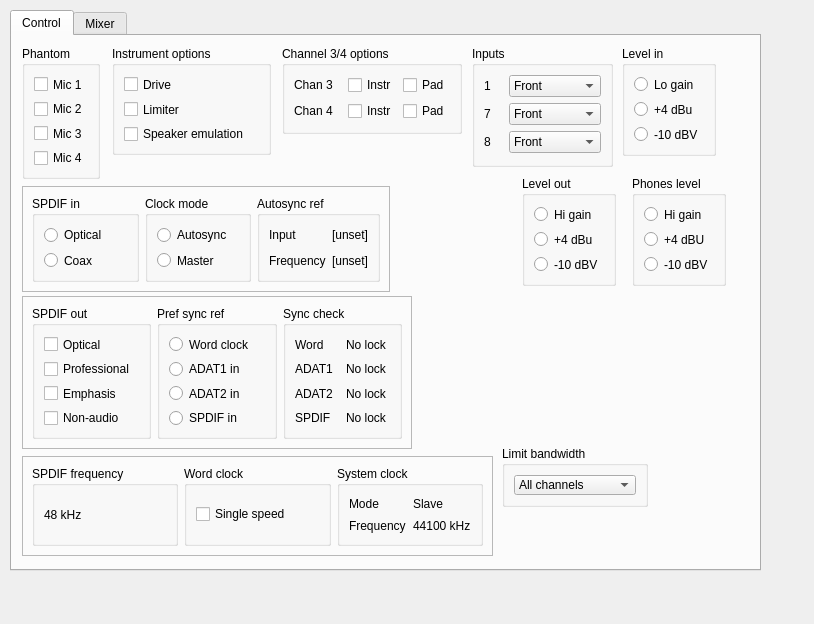
adiknoth/ffado, file libffado/support/mixer-qt4/mixer_rme.ui: the form before one commit.
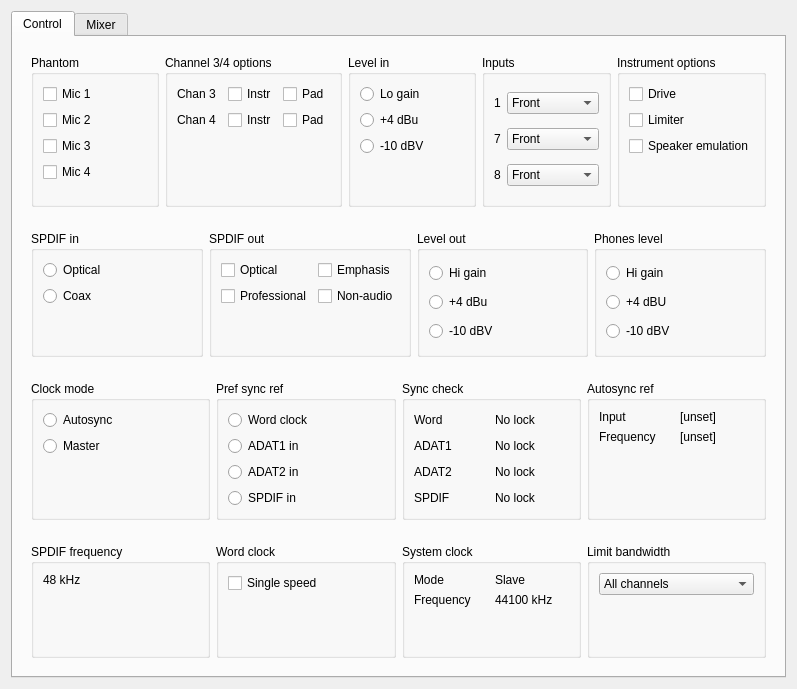
The form after the commit.

Commit message: RME: refine mixer control tab arrangement

```diff
--- a/libffado/support/mixer-qt4/mixer_rme.ui
+++ b/libffado/support/mixer-qt4/mixer_rme.ui
@@ -5,22 +5,16 @@
    <rect>
     <x>0</x>
     <y>0</y>
-    <width>814</width>
-    <height>624</height>
+    <width>797</width>
+    <height>689</height>
    </rect>
   </property>
   <property name="windowTitle" >
    <string>RmeMixer</string>
   </property>
+  <layout class="QVBoxLayout" name="verticalLayout_13" >
+   <item>
   <widget class="QTabWidget" name="tabWidget" >
-   <property name="geometry" >
-    <rect>
-     <x>10</x>
-     <y>10</y>
-     <width>751</width>
-     <height>561</height>
-    </rect>
-   </property>
    <property name="currentIndex" >
     <number>0</number>
    </property>
@@ -28,15 +22,18 @@
     <attribute name="title" >
      <string>Control</string>
     </attribute>
+      <layout class="QVBoxLayout" name="verticalLayout_5" >
+       <item>
+        <widget class="QFrame" name="frame_4" >
+         <property name="frameShape" >
+          <enum>QFrame::NoFrame</enum>
+         </property>
+         <property name="frameShadow" >
+          <enum>QFrame::Raised</enum>
+         </property>
+         <layout class="QHBoxLayout" name="horizontalLayout_4" >
+          <item>
     <widget class="QGroupBox" name="phantom_group" >
-     <property name="geometry" >
-      <rect>
-       <x>10</x>
-       <y>10</y>
-       <width>78</width>
-       <height>133</height>
-      </rect>
-     </property>
      <property name="title" >
       <string>Phantom</string>
      </property>
@@ -69,24 +66,271 @@
         </property>
        </widget>
       </item>
-     </layout>
-    </widget>
+             <item>
+              <spacer name="verticalSpacer_12" >
+               <property name="orientation" >
+                <enum>Qt::Vertical</enum>
+               </property>
+               <property name="sizeHint" stdset="0" >
+                <size>
+                 <width>20</width>
+                 <height>0</height>
+                </size>
+               </property>
+              </spacer>
+             </item>
+            </layout>
+           </widget>
+          </item>
+          <item>
+           <widget class="QGroupBox" name="channel_3_4_options_group" >
+            <property name="title" >
+             <string>Channel 3/4 options</string>
+            </property>
+            <layout class="QGridLayout" name="gridLayout_4" >
+             <item row="0" column="0" colspan="2" >
+              <widget class="QLabel" name="label_18" >
+               <property name="text" >
+                <string>Chan 3</string>
+               </property>
+              </widget>
+             </item>
+             <item row="0" column="2" >
+              <widget class="QCheckBox" name="ff400_chan3_opt_instr" >
+               <property name="text" >
+                <string>Instr</string>
+               </property>
+              </widget>
+             </item>
+             <item row="0" column="3" >
+              <widget class="QCheckBox" name="ff400_chan3_opt_pad" >
+               <property name="text" >
+                <string>Pad</string>
+               </property>
+              </widget>
+             </item>
+             <item row="2" column="0" >
+              <widget class="QLabel" name="label_19" >
+               <property name="text" >
+                <string>Chan 4</string>
+               </property>
+              </widget>
+             </item>
+             <item row="2" column="3" >
+              <widget class="QCheckBox" name="ff400_chan4_opt_pad" >
+               <property name="text" >
+                <string>Pad</string>
+               </property>
+              </widget>
+             </item>
+             <item row="2" column="2" >
+              <widget class="QCheckBox" name="ff400_chan4_opt_instr" >
+               <property name="text" >
+                <string>Instr</string>
+               </property>
+              </widget>
+             </item>
+             <item row="3" column="2" >
+              <spacer name="verticalSpacer_9" >
+               <property name="orientation" >
+                <enum>Qt::Vertical</enum>
+               </property>
+               <property name="sizeHint" stdset="0" >
+                <size>
+                 <width>20</width>
+                 <height>40</height>
+                </size>
+               </property>
+              </spacer>
+             </item>
+            </layout>
+           </widget>
+          </item>
+          <item>
+           <widget class="QGroupBox" name="level_in_group" >
+            <property name="title" >
+             <string>Level in</string>
+            </property>
+            <layout class="QVBoxLayout" name="verticalLayout_8" >
+             <item>
+              <widget class="QRadioButton" name="radioButton_9" >
+               <property name="text" >
+                <string>Lo gain</string>
+               </property>
+              </widget>
+             </item>
+             <item>
+              <widget class="QRadioButton" name="radioButton_10" >
+               <property name="text" >
+                <string>+4 dBu</string>
+               </property>
+              </widget>
+             </item>
+             <item>
+              <widget class="QRadioButton" name="radioButton_11" >
+               <property name="text" >
+                <string>-10 dBV</string>
+               </property>
+              </widget>
+             </item>
+             <item>
+              <spacer name="verticalSpacer_10" >
+               <property name="orientation" >
+                <enum>Qt::Vertical</enum>
+               </property>
+               <property name="sizeHint" stdset="0" >
+                <size>
+                 <width>20</width>
+                 <height>40</height>
+                </size>
+               </property>
+              </spacer>
+             </item>
+            </layout>
+           </widget>
+          </item>
+          <item>
+           <widget class="QGroupBox" name="input_plug_select_group" >
+            <property name="title" >
+             <string>Inputs</string>
+            </property>
+            <layout class="QGridLayout" name="gridLayout_5" >
+             <item row="0" column="0" >
+              <widget class="QLabel" name="label_20" >
+               <property name="text" >
+                <string>1</string>
+               </property>
+              </widget>
+             </item>
+             <item row="2" column="0" >
+              <widget class="QLabel" name="label_21" >
+               <property name="text" >
+                <string>7</string>
+               </property>
+              </widget>
+             </item>
+             <item row="2" column="1" colspan="3" >
+              <widget class="QComboBox" name="comboBox_3" >
+               <item>
+                <property name="text" >
+                 <string>Front</string>
+                </property>
+               </item>
+               <item>
+                <property name="text" >
+                 <string>Rear</string>
+                </property>
+               </item>
+               <item>
+                <property name="text" >
+                 <string>Front+Rear</string>
+                </property>
+               </item>
+              </widget>
+             </item>
+             <item row="3" column="0" >
+              <widget class="QLabel" name="label_22" >
+               <property name="text" >
+                <string>8</string>
+               </property>
+              </widget>
+             </item>
+             <item row="3" column="1" colspan="3" >
+              <widget class="QComboBox" name="comboBox_4" >
+               <item>
+                <property name="text" >
+                 <string>Front</string>
+                </property>
+               </item>
+               <item>
+                <property name="text" >
+                 <string>Rear</string>
+                </property>
+               </item>
+               <item>
+                <property name="text" >
+                 <string>Front+Rear</string>
+                </property>
+               </item>
+              </widget>
+             </item>
+             <item row="0" column="1" colspan="3" >
+              <widget class="QComboBox" name="comboBox_2" >
+               <item>
+                <property name="text" >
+                 <string>Front</string>
+                </property>
+               </item>
+               <item>
+                <property name="text" >
+                 <string>Rear</string>
+                </property>
+               </item>
+               <item>
+                <property name="text" >
+                 <string>Front+Rear</string>
+                </property>
+               </item>
+              </widget>
+             </item>
+            </layout>
+           </widget>
+          </item>
+          <item>
+           <widget class="QGroupBox" name="instrument_options_group" >
+            <property name="title" >
+             <string>Instrument options</string>
+            </property>
+            <layout class="QVBoxLayout" name="verticalLayout_11" >
+             <item>
+              <widget class="QCheckBox" name="checkBox_6" >
+               <property name="text" >
+                <string>Drive</string>
+               </property>
+              </widget>
+             </item>
+             <item>
+              <widget class="QCheckBox" name="checkBox_7" >
+               <property name="text" >
+                <string>Limiter</string>
+               </property>
+              </widget>
+             </item>
+             <item>
+              <widget class="QCheckBox" name="checkBox_8" >
+               <property name="text" >
+                <string>Speaker emulation</string>
+               </property>
+              </widget>
+             </item>
+             <item>
+              <spacer name="verticalSpacer_11" >
+               <property name="orientation" >
+                <enum>Qt::Vertical</enum>
+               </property>
+               <property name="sizeHint" stdset="0" >
+                <size>
+                 <width>20</width>
+                 <height>40</height>
+                </size>
+               </property>
+              </spacer>
+             </item>
+            </layout>
+           </widget>
+          </item>
+         </layout>
+        </widget>
+       </item>
+       <item>
     <widget class="QFrame" name="frame" >
-     <property name="geometry" >
-      <rect>
-       <x>10</x>
-       <y>150</y>
-       <width>368</width>
-       <height>106</height>
-      </rect>
-     </property>
      <property name="frameShape" >
-      <enum>QFrame::StyledPanel</enum>
+          <enum>QFrame::NoFrame</enum>
      </property>
      <property name="frameShadow" >
       <enum>QFrame::Raised</enum>
      </property>
-     <layout class="QHBoxLayout" name="horizontalLayout" >
+         <layout class="QHBoxLayout" name="horizontalLayout_2" >
       <item>
        <widget class="QGroupBox" name="spdif_in_group" >
         <property name="title" >
@@ -107,121 +351,177 @@
            </property>
           </widget>
          </item>
-        </layout>
-       </widget>
-      </item>
       <item>
-       <widget class="QGroupBox" name="clock_mode_group" >
-        <property name="title" >
-         <string>Clock mode</string>
-        </property>
-        <layout class="QVBoxLayout" name="verticalLayout_3" >
-         <item>
-          <widget class="QRadioButton" name="radioButton_3" >
-           <property name="text" >
-            <string>Autosync</string>
-           </property>
-          </widget>
-         </item>
-         <item>
-          <widget class="QRadioButton" name="radioButton_4" >
-           <property name="text" >
-            <string>Master</string>
-           </property>
-          </widget>
-         </item>
+              <spacer name="verticalSpacer_7" >
+               <property name="orientation" >
+                <enum>Qt::Vertical</enum>
+               </property>
+               <property name="sizeHint" stdset="0" >
+                <size>
+                 <width>20</width>
+                 <height>40</height>
+                </size>
+               </property>
+              </spacer>
+             </item>
         </layout>
        </widget>
       </item>
-      <item>
-       <widget class="QGroupBox" name="autosync_ref_group" >
-        <property name="title" >
-         <string>Autosync ref</string>
-        </property>
-        <layout class="QGridLayout" name="gridLayout" >
-         <item row="0" column="0" >
-          <widget class="QLabel" name="label" >
-           <property name="text" >
-            <string>Input</string>
-           </property>
-          </widget>
-         </item>
-         <item row="0" column="1" >
-          <widget class="QLabel" name="label_2" >
-           <property name="text" >
-            <string>[unset]</string>
-           </property>
-          </widget>
-         </item>
-         <item row="1" column="0" >
-          <widget class="QLabel" name="label_3" >
-           <property name="text" >
-            <string>Frequency</string>
-           </property>
-          </widget>
-         </item>
-         <item row="1" column="1" >
-          <widget class="QLabel" name="label_4" >
-           <property name="text" >
-            <string>[unset]</string>
-           </property>
-          </widget>
-         </item>
-        </layout>
-       </widget>
-      </item>
-     </layout>
-    </widget>
-    <widget class="QFrame" name="frame_2" >
-     <property name="geometry" >
-      <rect>
-       <x>10</x>
-       <y>260</y>
-       <width>390</width>
-       <height>153</height>
-      </rect>
-     </property>
-     <property name="frameShape" >
-      <enum>QFrame::StyledPanel</enum>
-     </property>
-     <property name="frameShadow" >
-      <enum>QFrame::Raised</enum>
-     </property>
-     <layout class="QHBoxLayout" name="horizontalLayout_2" >
       <item>
        <widget class="QGroupBox" name="spdif_out_group" >
         <property name="title" >
          <string>SPDIF out</string>
         </property>
-        <layout class="QVBoxLayout" name="verticalLayout_5" >
-         <item>
+            <layout class="QGridLayout" name="gridLayout_6" >
+             <item row="0" column="0" >
           <widget class="QCheckBox" name="checkBox" >
            <property name="text" >
             <string>Optical</string>
            </property>
           </widget>
          </item>
-         <item>
-          <widget class="QCheckBox" name="checkBox_2" >
-           <property name="text" >
-            <string>Professional</string>
-           </property>
-          </widget>
-         </item>
-         <item>
+             <item row="0" column="1" >
           <widget class="QCheckBox" name="checkBox_3" >
            <property name="text" >
             <string>Emphasis</string>
            </property>
           </widget>
          </item>
-         <item>
+             <item row="1" column="0" >
+              <widget class="QCheckBox" name="checkBox_2" >
+               <property name="text" >
+                <string>Professional</string>
+               </property>
+              </widget>
+             </item>
+             <item row="1" column="1" >
           <widget class="QCheckBox" name="checkBox_4" >
            <property name="text" >
             <string>Non-audio</string>
            </property>
           </widget>
          </item>
+             <item row="2" column="0" >
+              <spacer name="verticalSpacer_8" >
+               <property name="orientation" >
+                <enum>Qt::Vertical</enum>
+               </property>
+               <property name="sizeHint" stdset="0" >
+                <size>
+                 <width>20</width>
+                 <height>40</height>
+                </size>
+               </property>
+              </spacer>
+             </item>
+            </layout>
+           </widget>
+          </item>
+          <item>
+           <widget class="QGroupBox" name="level_out_group" >
+            <property name="title" >
+             <string>Level out</string>
+            </property>
+            <layout class="QVBoxLayout" name="verticalLayout_9" >
+             <item>
+              <widget class="QRadioButton" name="radioButton_12" >
+               <property name="text" >
+                <string>Hi gain</string>
+               </property>
+              </widget>
+             </item>
+             <item>
+              <widget class="QRadioButton" name="radioButton_13" >
+               <property name="text" >
+                <string>+4 dBu</string>
+               </property>
+              </widget>
+             </item>
+             <item>
+              <widget class="QRadioButton" name="radioButton_14" >
+               <property name="text" >
+                <string>-10 dBV</string>
+               </property>
+              </widget>
+             </item>
+            </layout>
+           </widget>
+          </item>
+          <item>
+           <widget class="QGroupBox" name="phones_level_group" >
+            <property name="title" >
+             <string>Phones level</string>
+            </property>
+            <layout class="QVBoxLayout" name="verticalLayout_10" >
+             <item>
+              <widget class="QRadioButton" name="radioButton_15" >
+               <property name="text" >
+                <string>Hi gain</string>
+               </property>
+              </widget>
+             </item>
+             <item>
+              <widget class="QRadioButton" name="radioButton_16" >
+               <property name="text" >
+                <string>+4 dBU</string>
+               </property>
+              </widget>
+             </item>
+             <item>
+              <widget class="QRadioButton" name="radioButton_17" >
+               <property name="text" >
+                <string>-10 dBV</string>
+               </property>
+              </widget>
+             </item>
+            </layout>
+           </widget>
+          </item>
+         </layout>
+        </widget>
+       </item>
+       <item>
+        <widget class="QFrame" name="frame_2" >
+         <property name="frameShape" >
+          <enum>QFrame::NoFrame</enum>
+         </property>
+         <property name="frameShadow" >
+          <enum>QFrame::Raised</enum>
+         </property>
+         <layout class="QHBoxLayout" name="horizontalLayout" >
+          <item>
+           <widget class="QGroupBox" name="clock_mode_group" >
+            <property name="title" >
+             <string>Clock mode</string>
+            </property>
+            <layout class="QVBoxLayout" name="verticalLayout_3" >
+             <item>
+              <widget class="QRadioButton" name="radioButton_3" >
+               <property name="text" >
+                <string>Autosync</string>
+               </property>
+              </widget>
+             </item>
+             <item>
+              <widget class="QRadioButton" name="radioButton_4" >
+               <property name="text" >
+                <string>Master</string>
+               </property>
+              </widget>
+             </item>
+             <item>
+              <spacer name="verticalSpacer_2" >
+               <property name="orientation" >
+                <enum>Qt::Vertical</enum>
+               </property>
+               <property name="sizeHint" stdset="0" >
+                <size>
+                 <width>20</width>
+                 <height>40</height>
+                </size>
+               </property>
+              </spacer>
+             </item>
         </layout>
        </widget>
       </item>
@@ -327,19 +627,63 @@
         </layout>
        </widget>
       </item>
-     </layout>
-    </widget>
+          <item>
+           <widget class="QGroupBox" name="autosync_ref_group" >
+            <property name="title" >
+             <string>Autosync ref</string>
+            </property>
+            <layout class="QGridLayout" name="gridLayout" >
+             <item row="0" column="0" >
+              <widget class="QLabel" name="label" >
+               <property name="text" >
+                <string>Input</string>
+               </property>
+              </widget>
+             </item>
+             <item row="0" column="1" >
+              <widget class="QLabel" name="label_2" >
+               <property name="text" >
+                <string>[unset]</string>
+               </property>
+              </widget>
+             </item>
+             <item row="1" column="0" >
+              <widget class="QLabel" name="label_3" >
+               <property name="text" >
+                <string>Frequency</string>
+               </property>
+              </widget>
+             </item>
+             <item row="1" column="1" >
+              <widget class="QLabel" name="label_4" >
+               <property name="text" >
+                <string>[unset]</string>
+               </property>
+              </widget>
+             </item>
+             <item row="2" column="0" >
+              <spacer name="verticalSpacer" >
+               <property name="orientation" >
+                <enum>Qt::Vertical</enum>
+               </property>
+               <property name="sizeHint" stdset="0" >
+                <size>
+                 <width>20</width>
+                 <height>40</height>
+                </size>
+               </property>
+              </spacer>
+             </item>
+            </layout>
+           </widget>
+          </item>
+         </layout>
+        </widget>
+       </item>
+       <item>
     <widget class="QFrame" name="frame_3" >
-     <property name="geometry" >
-      <rect>
-       <x>10</x>
-       <y>420</y>
-       <width>471</width>
-       <height>100</height>
-      </rect>
-     </property>
      <property name="frameShape" >
-      <enum>QFrame::StyledPanel</enum>
+          <enum>QFrame::NoFrame</enum>
      </property>
      <property name="frameShadow" >
       <enum>QFrame::Raised</enum>
@@ -358,6 +702,19 @@
            </property>
           </widget>
          </item>
+             <item>
+              <spacer name="verticalSpacer_3" >
+               <property name="orientation" >
+                <enum>Qt::Vertical</enum>
+               </property>
+               <property name="sizeHint" stdset="0" >
+                <size>
+                 <width>20</width>
+                 <height>40</height>
+                </size>
+               </property>
+              </spacer>
+             </item>
         </layout>
        </widget>
       </item>
@@ -374,6 +731,19 @@
            </property>
           </widget>
          </item>
+             <item>
+              <spacer name="verticalSpacer_4" >
+               <property name="orientation" >
+                <enum>Qt::Vertical</enum>
+               </property>
+               <property name="sizeHint" stdset="0" >
+                <size>
+                 <width>20</width>
+                 <height>40</height>
+                </size>
+               </property>
+              </spacer>
+             </item>
         </layout>
        </widget>
       </item>
@@ -411,221 +781,24 @@
            </property>
           </widget>
          </item>
-        </layout>
-       </widget>
-      </item>
-     </layout>
-    </widget>
-    <widget class="QGroupBox" name="level_in_group" >
-     <property name="geometry" >
-      <rect>
-       <x>610</x>
-       <y>10</y>
-       <width>94</width>
-       <height>110</height>
-      </rect>
-     </property>
-     <property name="title" >
-      <string>Level in</string>
-     </property>
-     <layout class="QVBoxLayout" name="verticalLayout_8" >
-      <item>
-       <widget class="QRadioButton" name="radioButton_9" >
-        <property name="text" >
-         <string>Lo gain</string>
-        </property>
-       </widget>
-      </item>
-      <item>
-       <widget class="QRadioButton" name="radioButton_10" >
-        <property name="text" >
-         <string>+4 dBu</string>
-        </property>
-       </widget>
-      </item>
-      <item>
-       <widget class="QRadioButton" name="radioButton_11" >
-        <property name="text" >
-         <string>-10 dBV</string>
-        </property>
-       </widget>
-      </item>
-     </layout>
-    </widget>
-    <widget class="QGroupBox" name="level_out_group" >
-     <property name="geometry" >
-      <rect>
-       <x>510</x>
-       <y>140</y>
-       <width>94</width>
-       <height>110</height>
-      </rect>
-     </property>
-     <property name="title" >
-      <string>Level out</string>
-     </property>
-     <layout class="QVBoxLayout" name="verticalLayout_9" >
-      <item>
-       <widget class="QRadioButton" name="radioButton_12" >
-        <property name="text" >
-         <string>Hi gain</string>
-        </property>
-       </widget>
+             <item row="2" column="1" >
+              <spacer name="verticalSpacer_5" >
+               <property name="orientation" >
+                <enum>Qt::Vertical</enum>
+               </property>
+               <property name="sizeHint" stdset="0" >
+                <size>
+                 <width>20</width>
+                 <height>40</height>
+                </size>
+               </property>
+              </spacer>
+             </item>
+            </layout>
+           </widget>
       </item>
       <item>
-       <widget class="QRadioButton" name="radioButton_13" >
-        <property name="text" >
-         <string>+4 dBu</string>
-        </property>
-       </widget>
-      </item>
-      <item>
-       <widget class="QRadioButton" name="radioButton_14" >
-        <property name="text" >
-         <string>-10 dBV</string>
-        </property>
-       </widget>
-      </item>
-     </layout>
-    </widget>
-    <widget class="QGroupBox" name="phones_level_group" >
-     <property name="geometry" >
-      <rect>
-       <x>620</x>
-       <y>140</y>
-       <width>94</width>
-       <height>110</height>
-      </rect>
-     </property>
-     <property name="title" >
-      <string>Phones level</string>
-     </property>
-     <layout class="QVBoxLayout" name="verticalLayout_10" >
-      <item>
-       <widget class="QRadioButton" name="radioButton_15" >
-        <property name="text" >
-         <string>Hi gain</string>
-        </property>
-       </widget>
-      </item>
-      <item>
-       <widget class="QRadioButton" name="radioButton_16" >
-        <property name="text" >
-         <string>+4 dBU</string>
-        </property>
-       </widget>
-      </item>
-      <item>
-       <widget class="QRadioButton" name="radioButton_17" >
-        <property name="text" >
-         <string>-10 dBV</string>
-        </property>
-       </widget>
-      </item>
-     </layout>
-    </widget>
-    <widget class="QGroupBox" name="instrument_options_group" >
-     <property name="geometry" >
-      <rect>
-       <x>100</x>
-       <y>10</y>
-       <width>159</width>
-       <height>109</height>
-      </rect>
-     </property>
-     <property name="title" >
-      <string>Instrument options</string>
-     </property>
-     <layout class="QVBoxLayout" name="verticalLayout_11" >
-      <item>
-       <widget class="QCheckBox" name="checkBox_6" >
-        <property name="text" >
-         <string>Drive</string>
-        </property>
-       </widget>
-      </item>
-      <item>
-       <widget class="QCheckBox" name="checkBox_7" >
-        <property name="text" >
-         <string>Limiter</string>
-        </property>
-       </widget>
-      </item>
-      <item>
-       <widget class="QCheckBox" name="checkBox_8" >
-        <property name="text" >
-         <string>Speaker emulation</string>
-        </property>
-       </widget>
-      </item>
-     </layout>
-    </widget>
-    <widget class="QGroupBox" name="channel_3_4_options_group" >
-     <property name="geometry" >
-      <rect>
-       <x>270</x>
-       <y>10</y>
-       <width>180</width>
-       <height>88</height>
-      </rect>
-     </property>
-     <property name="title" >
-      <string>Channel 3/4 options</string>
-     </property>
-     <layout class="QGridLayout" name="gridLayout_4" >
-      <item row="0" column="0" colspan="2" >
-       <widget class="QLabel" name="label_18" >
-        <property name="text" >
-         <string>Chan 3</string>
-        </property>
-       </widget>
-      </item>
-      <item row="0" column="2" >
-       <widget class="QCheckBox" name="ff400_chan3_opt_instr" >
-        <property name="text" >
-         <string>Instr</string>
-        </property>
-       </widget>
-      </item>
-      <item row="0" column="3" >
-       <widget class="QCheckBox" name="ff400_chan3_opt_pad" >
-        <property name="text" >
-         <string>Pad</string>
-        </property>
-       </widget>
-      </item>
-      <item row="2" column="0" >
-       <widget class="QLabel" name="label_19" >
-        <property name="text" >
-         <string>Chan 4</string>
-        </property>
-       </widget>
-      </item>
-      <item row="2" column="3" >
-       <widget class="QCheckBox" name="ff400_chan4_opt_pad" >
-        <property name="text" >
-         <string>Pad</string>
-        </property>
-       </widget>
-      </item>
-      <item row="2" column="2" >
-       <widget class="QCheckBox" name="ff400_chan4_opt_instr" >
-        <property name="text" >
-         <string>Instr</string>
-        </property>
-       </widget>
-      </item>
-     </layout>
-    </widget>
     <widget class="QGroupBox" name="groupBox_16" >
-     <property name="geometry" >
-      <rect>
-       <x>490</x>
-       <y>410</y>
-       <width>146</width>
-       <height>61</height>
-      </rect>
-     </property>
      <property name="title" >
       <string>Limit bandwidth</string>
      </property>
@@ -649,101 +822,26 @@
         </item>
        </widget>
       </item>
-     </layout>
-    </widget>
-    <widget class="QGroupBox" name="input_plug_select_group" >
-     <property name="geometry" >
-      <rect>
-       <x>460</x>
-       <y>10</y>
-       <width>141</width>
-       <height>121</height>
-      </rect>
-     </property>
-     <property name="title" >
-      <string>Inputs</string>
-     </property>
-     <layout class="QGridLayout" name="gridLayout_5" >
-      <item row="0" column="0" >
-       <widget class="QLabel" name="label_20" >
-        <property name="text" >
-         <string>1</string>
-        </property>
-       </widget>
-      </item>
-      <item row="2" column="0" >
-       <widget class="QLabel" name="label_21" >
-        <property name="text" >
-         <string>7</string>
-        </property>
-       </widget>
-      </item>
-      <item row="2" column="1" colspan="3" >
-       <widget class="QComboBox" name="comboBox_3" >
         <item>
-         <property name="text" >
-          <string>Front</string>
-         </property>
-        </item>
-        <item>
-         <property name="text" >
-          <string>Rear</string>
-         </property>
-        </item>
-        <item>
-         <property name="text" >
-          <string>Front+Rear</string>
-         </property>
-        </item>
-       </widget>
-      </item>
-      <item row="3" column="0" >
-       <widget class="QLabel" name="label_22" >
-        <property name="text" >
-         <string>8</string>
-        </property>
-       </widget>
-      </item>
-      <item row="3" column="1" colspan="3" >
-       <widget class="QComboBox" name="comboBox_4" >
-        <item>
-         <property name="text" >
-          <string>Front</string>
-         </property>
-        </item>
-        <item>
-         <property name="text" >
-          <string>Rear</string>
-         </property>
-        </item>
-        <item>
-         <property name="text" >
-          <string>Front+Rear</string>
-         </property>
-        </item>
-       </widget>
-      </item>
-      <item row="0" column="1" colspan="3" >
-       <widget class="QComboBox" name="comboBox_2" >
-        <item>
-         <property name="text" >
-          <string>Front</string>
-         </property>
-        </item>
-        <item>
-         <property name="text" >
-          <string>Rear</string>
-         </property>
-        </item>
-        <item>
-         <property name="text" >
-          <string>Front+Rear</string>
-         </property>
-        </item>
-       </widget>
-      </item>
-     </layout>
-    </widget>
+              <spacer name="verticalSpacer_6" >
+               <property name="orientation" >
+                <enum>Qt::Vertical</enum>
+               </property>
+               <property name="sizeHint" stdset="0" >
+                <size>
+                 <width>20</width>
+                 <height>40</height>
+                </size>
+               </property>
+              </spacer>
+             </item>
+            </layout>
+           </widget>
+          </item>
+         </layout>
+        </widget>
+       </item>
+      </layout>
    </widget>
    <widget class="QWidget" name="mixer" >
     <attribute name="title" >
@@ -751,6 +849,8 @@
     </attribute>
    </widget>
   </widget>
+   </item>
+  </layout>
  </widget>
  <resources/>
  <connections/>
```
Lines whose indentation alone changed are shown as unchanged.
